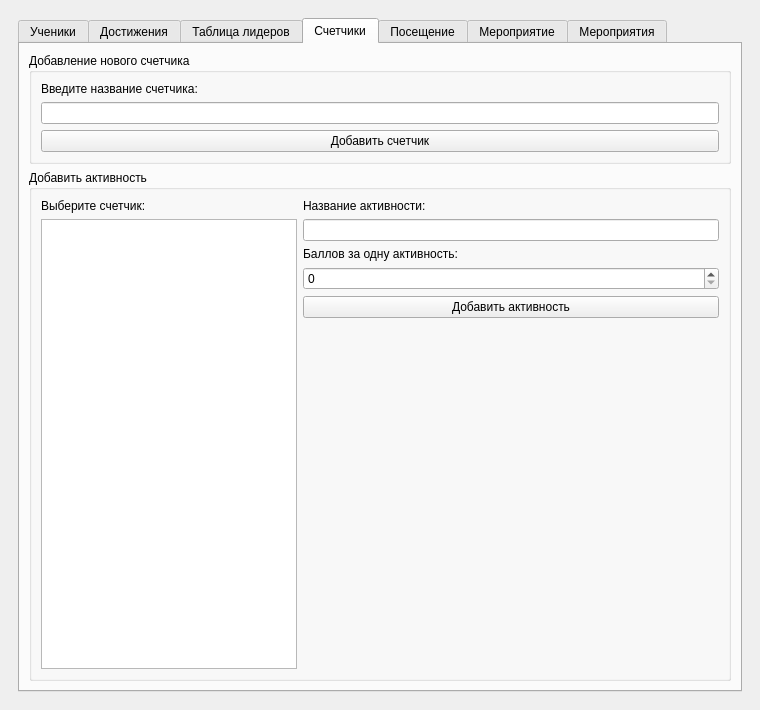
Qt form main_ui_proba.ui (Dimarom4/SmartQube) before a commit.
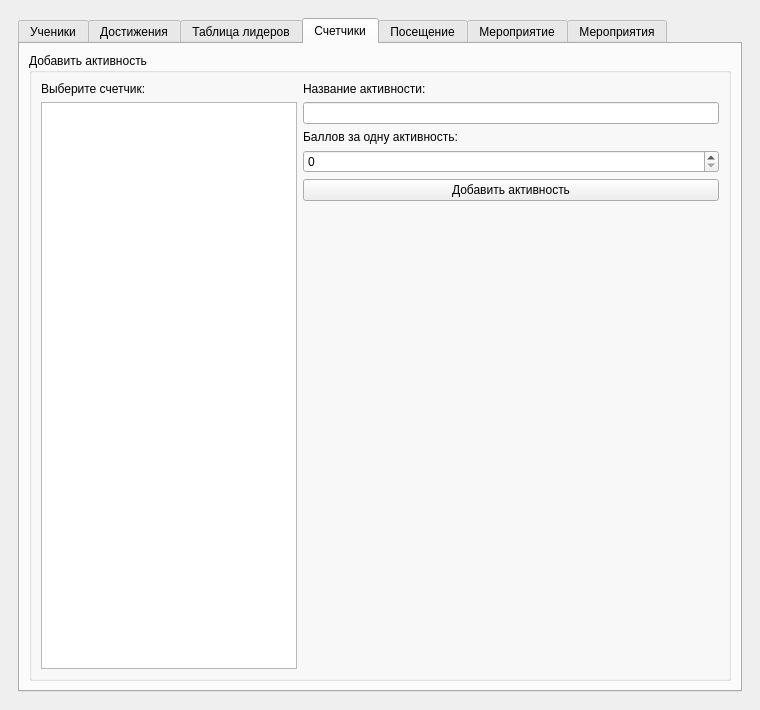
The same form after that commit. The open tabs and pages were chosen to show the change. Icons and pictures are not drawn.

Commit message:
Сделал нормальные кнопки и добавление очков
Сделать проверку и учет достижений в зависимости от счетчиков

The edit to the form file:
```diff
--- a/main_ui_proba.ui
+++ b/main_ui_proba.ui
@@ -776,38 +776,6 @@
            </attribute>
            <layout class="QGridLayout" name="gridLayout_9">
             <item row="0" column="0">
-             <widget class="QGroupBox" name="groupBox">
-              <property name="sizePolicy">
-               <sizepolicy hsizetype="Preferred" vsizetype="Maximum">
-                <horstretch>0</horstretch>
-                <verstretch>0</verstretch>
-               </sizepolicy>
-              </property>
-              <property name="title">
-               <string>Добавление нового счетчика</string>
-              </property>
-              <layout class="QGridLayout" name="gridLayout_10">
-               <item row="2" column="0">
-                <widget class="QPushButton" name="pushButton_4">
-                 <property name="text">
-                  <string>Добавить счетчик</string>
-                 </property>
-                </widget>
-               </item>
-               <item row="1" column="0">
-                <widget class="QLineEdit" name="lineEdit_2"/>
-               </item>
-               <item row="0" column="0">
-                <widget class="QLabel" name="label_6">
-                 <property name="text">
-                  <string>Введите название счетчика:</string>
-                 </property>
-                </widget>
-               </item>
-              </layout>
-             </widget>
-            </item>
-            <item row="1" column="0">
              <widget class="QGroupBox" name="groupBox_2">
               <property name="title">
                <string>Добавить активность</string>
```
Left out of the diff: 4 changed lines with no effect on the pictures. The commit also changes 8 other files.
